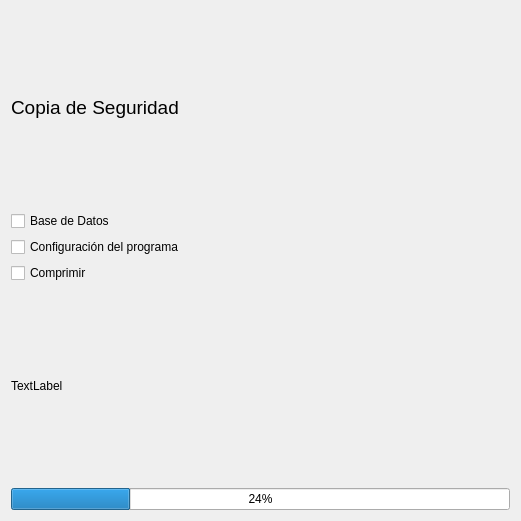
First picture: the form in trunk/src/formBackup.ui, repository chungote/gestotux, before the edit.
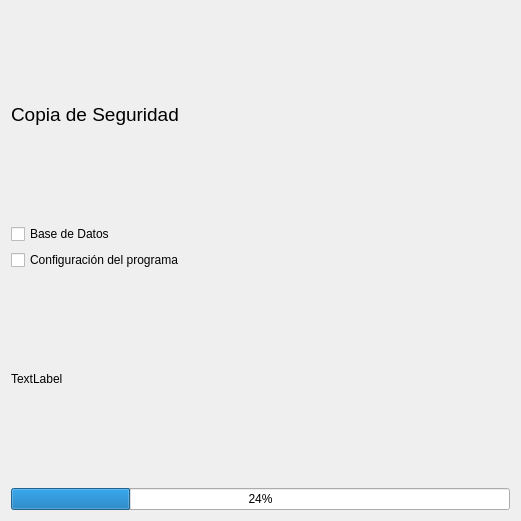
Second picture: the form after the edit.

```diff
--- a/trunk/src/formBackup.ui
+++ b/trunk/src/formBackup.ui
@@ -41,13 +41,6 @@
          </property>
         </widget>
        </item>
-       <item>
-        <widget class="QCheckBox" name="ChBCompri" >
-         <property name="text" >
-          <string>Comprimir</string>
-         </property>
-        </widget>
-       </item>
       </layout>
      </item>
     </layout>
```
